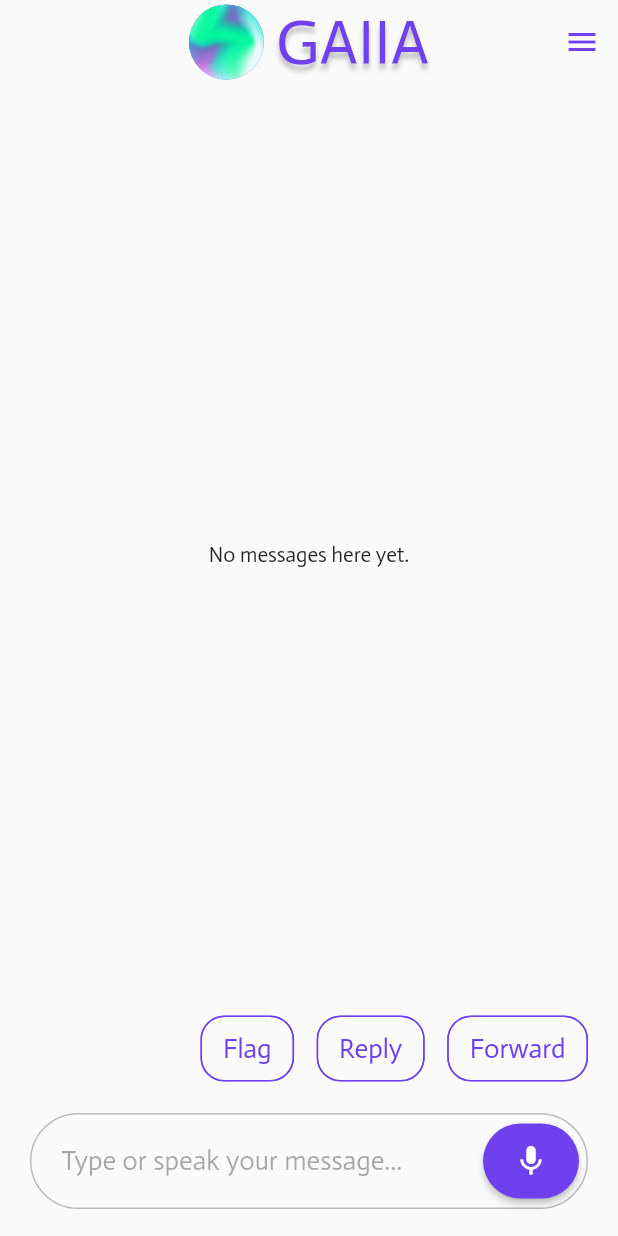
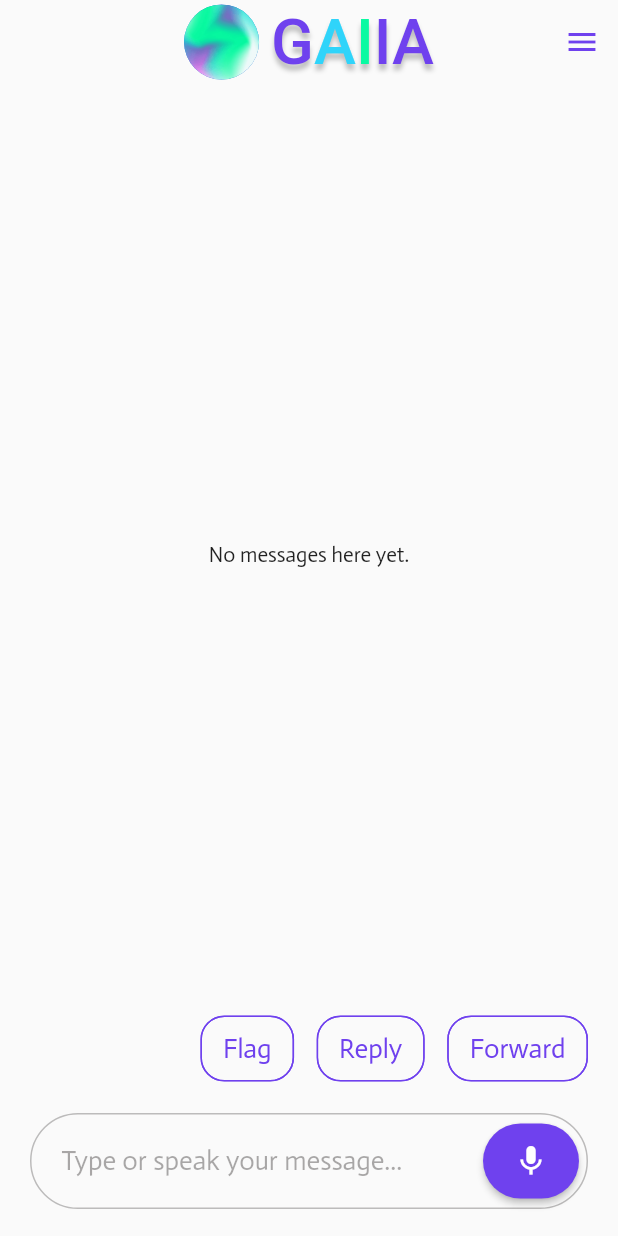
Before and after one commit to SteveChepaykin/gaiiachat, a Flutter app: the screen it shows once a user with an empty profile is signed in, on a phone screen of 412 x 824 dp. Run offline on Flutter 3.47's test engine with Material 2 defaults, Android fonts, the light colour scheme and no system bars; our stand-ins replace audioplayers, cloud_firestore, firebase_auth, firebase_core, firebase_dynamic_links, get and 3 more; missing offline and left inert: chat_gpt_sdk; accounts and stored records are empty.

Commit message:
rich text title

```diff
--- a/lib/screens/conversation_screen.dart
+++ b/lib/screens/conversation_screen.dart
@@ -85,11 +85,27 @@ class _ConversationScreenState extends State<ConversationScreen> {
             const SizedBox(
               width: 8,
             ),
-            Text(
-              'GAIIA',
+            Text.rich(
+              const TextSpan(children: [
+                TextSpan(
+                  text: 'G',
+                  style: TextStyle(
+                    color: secondary,
+                  ),
+                ),
+                TextSpan(text: 'A', style:  TextStyle(
+                    color: Color(0xFF2FD4FA),
+                  ),),
+                TextSpan(text: 'I', style: TextStyle(
+                    color: Color(0xFF0AFAA2),
+                  ),),
+                TextSpan(text: 'IA', style: TextStyle(
+                    color: secondary,
+                  ),)
+              ]),
+              // 'GAIIA',
               style: TextStyle(
                 fontSize: 42,
-                color: secondary,
                 shadows: [
                   Shadow(
                     offset: const Offset(0, 4),
```
